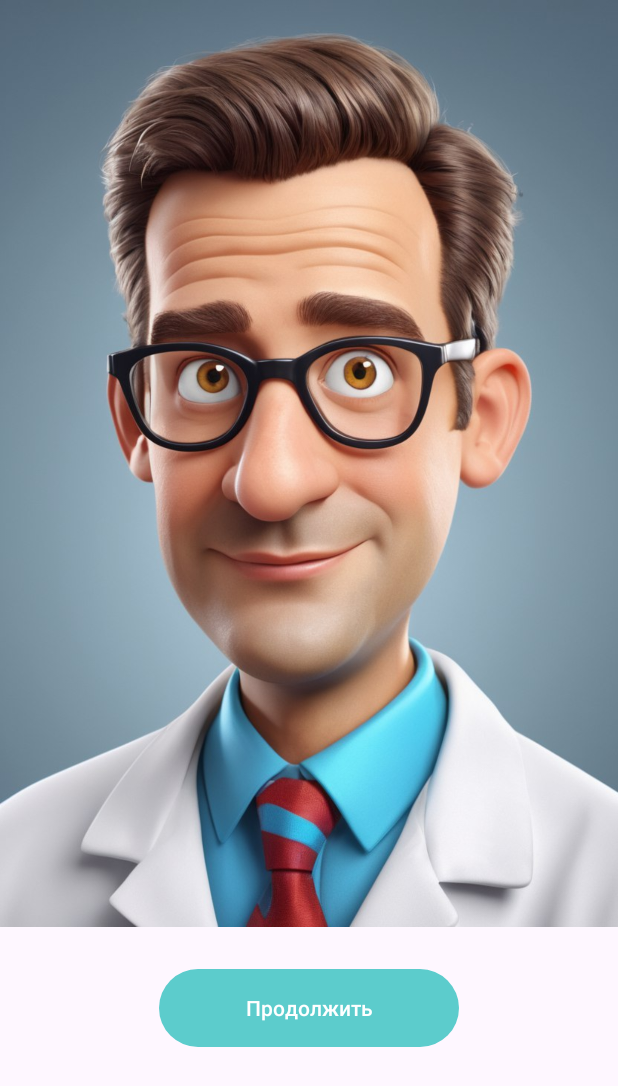
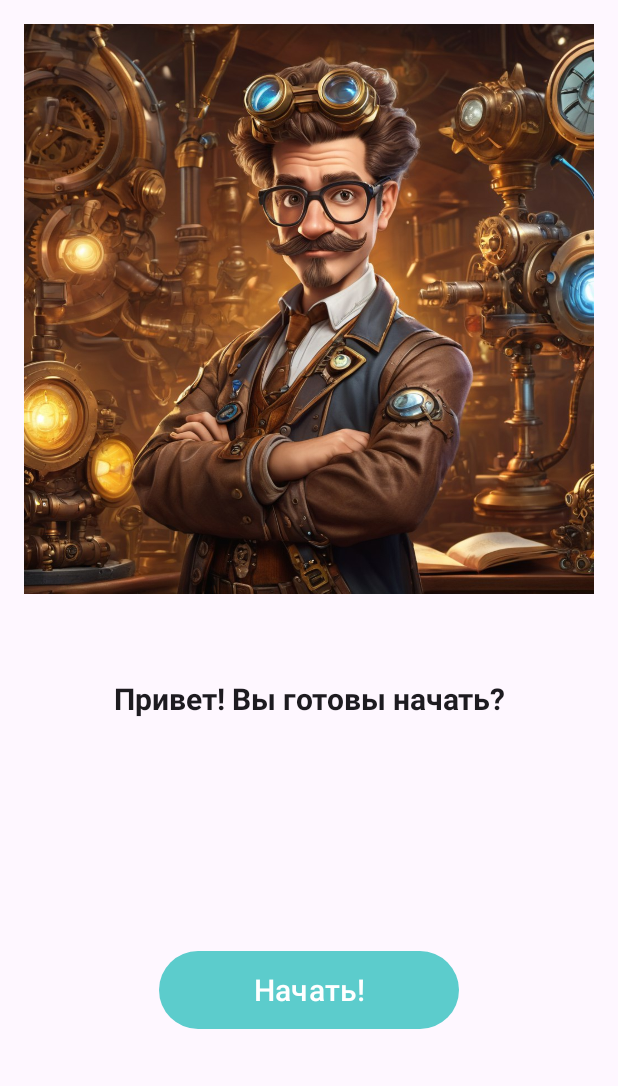
Before and after one commit to MTatsianaV/Android_sem_5, an Android app: the screen it shows after launch (MainActivity), on a phone screen of 412 x 824 dp. Shown: the top 1086 px of the screen. Run offline under Robolectric (Android 15) with nearby library versions, the phone set to English and light mode, and no system bars.

Commit message:
seminar_7

```diff
--- /dev/null
+++ b/app/src/main/java/com/mortatval/my_quiz/FragmentStart.kt
@@ -0,0 +1,33 @@
+package com.mortatval.my_quiz
+import android.os.Bundle
+import android.view.LayoutInflater
+import android.view.View
+import android.view.ViewGroup
+import androidx.fragment.app.Fragment
+import androidx.navigation.fragment.findNavController
+import com.mortatval.my_quiz.databinding.FragmentStartBinding
+
+
+class FragmentStart : Fragment() {
+
+    private var _binding: FragmentStartBinding? = null
+    private val binding get() = _binding!!
+    override fun onCreateView(
+        inflater: LayoutInflater, container: ViewGroup?,
+        savedInstanceState: Bundle?
+    ): View? {
+        _binding = FragmentStartBinding.inflate(inflater, container, false)
+        return binding.root
+    }
+
+    override fun onViewCreated(view: View, savedInstanceState: Bundle?) {
+        super.onViewCreated(view, savedInstanceState)
+        binding.buttonMainScreen.setOnClickListener {
+            findNavController().navigate(R.id.action_fragmentStart_to_fragmentQuestions)
+        }
+    }
+    override fun onDestroyView() {
+        super.onDestroyView()
+        _binding = null
+    }
+}
--- a/app/src/main/java/com/mortatval/my_quiz/MainActivity.kt
+++ b/app/src/main/java/com/mortatval/my_quiz/MainActivity.kt
@@ -2,6 +2,11 @@ package com.mortatval.my_quiz
 
 import androidx.appcompat.app.AppCompatActivity
 import android.os.Bundle
+import android.os.PersistableBundle
+import androidx.navigation.findNavController
+import com.mortatval.my_quiz.databinding.FragmentStartBinding
+import com.mortatval.my_quiz.databinding.ActivityMainBinding
+import com.mortatval.my_quiz.FragmentQuestions
 
 class MainActivity : AppCompatActivity() {
     override fun onCreate(savedInstanceState: Bundle?) {
--- /dev/null
+++ b/app/src/main/java/com/mortatval/my_quiz/quiz/Quiz.kt
@@ -0,0 +1,5 @@
+package com.example.skillbox_hw_quiz.quiz
+
+interface Quiz {
+    val questions: List<Question>
+}
--- a/app/src/main/res/layout/activity_main.xml
+++ b/app/src/main/res/layout/activity_main.xml
@@ -7,21 +7,19 @@
     android:layout_height="match_parent"
     tools:context=".MainActivity">
 
-    <ImageView
-        android:id="@+id/image_main_screen"
+    <androidx.fragment.app.FragmentContainerView
+        android:id="@+id/containerForFragments"
+        android:name="androidx.navigation.fragment.NavHostFragment"
+        app:defaultNavHost="true"
         android:layout_width="match_parent"
-        android:layout_height="wrap_content"
-        app:srcCompat="@drawable/man_main"
+        android:layout_height="match_parent"
+        app:layout_constraintBottom_toBottomOf="parent"
+        app:layout_constraintEnd_toEndOf="parent"
+        app:layout_constraintStart_toStartOf="parent"
         app:layout_constraintTop_toTopOf="parent"
-        android:adjustViewBounds="true"/>
+        app:navGraph="@navigation/nav_graph">
 
-    <Button
-        android:id="@+id/button_main_screen"
-        android:text="@string/start"
-        android:layout_width="200dp"
-        android:layout_height="60dp"
-        app:layout_constraintStart_toStartOf="parent"
-        app:layout_constraintEnd_toEndOf="parent"
-        app:layout_constraintTop_toBottomOf="@+id/image_main_screen"
-        android:layout_margin="24dp"/>
+    </androidx.fragment.app.FragmentContainerView>
+
+
 </androidx.constraintlayout.widget.ConstraintLayout>
--- /dev/null
+++ b/app/src/main/res/layout/fragment_start.xml
@@ -0,0 +1,50 @@
+<?xml version="1.0" encoding="utf-8"?>
+<androidx.constraintlayout.widget.ConstraintLayout
+    xmlns:android="http://schemas.android.com/apk/res/android"
+    xmlns:tools="http://schemas.android.com/tools"
+    xmlns:app="http://schemas.android.com/apk/res-auto"
+    android:id="@+id/start"
+    android:layout_width="match_parent"
+    android:layout_height="match_parent"
+    tools:context=".FragmentStart">
+
+    <ImageView
+        android:id="@+id/image_main_screen"
+        android:layout_width="match_parent"
+        android:layout_height="wrap_content"
+        android:layout_margin="16dp"
+        android:adjustViewBounds="true"
+        app:layout_constraintEnd_toEndOf="parent"
+        app:layout_constraintStart_toStartOf="parent"
+        app:layout_constraintTop_toTopOf="parent"
+        app:srcCompat="@drawable/man_future" />
+
+    <TextView
+        android:id="@+id/textStart"
+        style="@style/Theme.MY_QUIZ"
+        android:layout_width="300dp"
+        android:layout_height="wrap_content"
+        android:layout_marginTop="40dp"
+        android:padding="16dp"
+        android:text="@string/main_greetings"
+        android:textAlignment="center"
+        android:textStyle="bold"
+        app:layout_constraintEnd_toEndOf="parent"
+        app:layout_constraintStart_toStartOf="parent"
+        app:layout_constraintTop_toBottomOf="@+id/image_main_screen">
+
+    </TextView>
+
+    <Button
+        android:id="@+id/button_main_screen"
+        android:layout_width="200dp"
+        android:layout_height="60dp"
+        android:layout_margin="24dp"
+        android:layout_marginTop="120dp"
+        android:text="@string/start"
+        app:layout_constraintBottom_toBottomOf="parent"
+        app:layout_constraintEnd_toEndOf="parent"
+        app:layout_constraintStart_toStartOf="parent"
+        app:layout_constraintTop_toBottomOf="@+id/textStart" />
+
+</androidx.constraintlayout.widget.ConstraintLayout>
--- /dev/null
+++ b/app/src/main/res/navigation/nav_graph.xml
@@ -0,0 +1,44 @@
+<?xml version="1.0" encoding="utf-8"?>
+<navigation xmlns:android="http://schemas.android.com/apk/res/android"
+    xmlns:app="http://schemas.android.com/apk/res-auto"
+    xmlns:tools="http://schemas.android.com/tools"
+    android:id="@+id/nav_graph"
+    app:startDestination="@id/fragmentStart">
+
+    <fragment
+        android:id="@+id/fragmentStart"
+        android:name="com.mortatval.my_quiz.FragmentStart"
+        android:label="FragmentStart"
+        tools:layout="@layout/fragment_start" >
+        <action
+            android:id="@+id/action_fragmentStart_to_fragmentQuestions"
+            app:destination="@id/fragmentQuestions"
+            app:popUpTo="@id/fragmentStart"/>
+    </fragment>
+    <fragment
+        android:id="@+id/fragmentQuestions"
+        android:name="com.mortatval.my_quiz.FragmentQuestions"
+        android:label="FragmentQuestions"
+        tools:layout="@layout/fragment_questions" >
+        <action
+            android:id="@+id/action_fragmentQuestions_to_fragmentResults"
+            app:destination="@id/fragmentResults" />
+        <action
+            android:id="@+id/action_fragmentQuestions_to_fragmentStart"
+            app:destination="@id/fragmentStart" />
+    </fragment>
+    <fragment
+        android:id="@+id/fragmentResults"
+        android:name="com.mortatval.my_quiz.FragmentResults"
+        android:label="FragmentResults"
+        tools:layout="@layout/fragment_results" >
+
+        <action
+            android:id="@+id/action_fragmentResults_to_fragmentStart"
+            app:destination="@id/fragmentStart"
+            />
+        <action
+            android:id="@+id/action_fragmentResults_to_fragmentQuestions"
+            app:destination="@id/fragmentQuestions" />
+    </fragment>
+</navigation>
--- a/app/src/main/res/values/strings.xml
+++ b/app/src/main/res/values/strings.xml
@@ -1,4 +1,11 @@
 <resources>
     <string name="app_name">MY_QUIZ</string>
-    <string name="start">Продолжить</string>
+    <string name="start">Начать!</string>
+    <string name="main_greetings">Привет! Вы готовы начать?</string>
+    <string name="button_back">Назад</string>
+    <string name="button_send">Отправить</string>
+    <string name="button_start_again">Начать заново</string>
+    <!-- TODO: Remove or change this placeholder text -->
+    <string name="hello_blank_fragment">Hello blank fragment</string>
+
 </resources>
--- a/app/src/main/res/values/themes.xml
+++ b/app/src/main/res/values/themes.xml
@@ -5,6 +5,7 @@
         <item name="colorPrimary">@color/colorPrimery</item>
         <item name="colorSecondary">@color/colorSecondary</item>
         <item name="font">@font/open_sans_extrabold</item>
+        <item name="android:textSize">20sp</item>
     </style>
 
     <style name="Theme.MY_QUIZ" parent="Base.Theme.MY_QUIZ" />
```
Also changed, not shown: app/build.gradle.kts (+8 -1 lines), app/src/main/java/com/mortatval/my_quiz/FragmentQuestions.kt (added, +90 -0 lines), app/src/main/java/com/mortatval/my_quiz/FragmentResults.kt (added, +56 -0 lines), app/src/main/java/com/mortatval/my_quiz/quiz/Question.kt (added, +7 -0 lines), app/src/main/java/com/mortatval/my_quiz/quiz/QuizStorage.kt (added, +118 -0 lines), app/src/main/res/layout/fragment_questions.xml (added, +46 -0 lines), app/src/main/res/layout/fragment_results.xml (added, +27 -0 lines), app/src/main/AndroidManifest.xml (line endings or trailing spaces), app/src/main/res/drawable/man_future.jpg (added).
